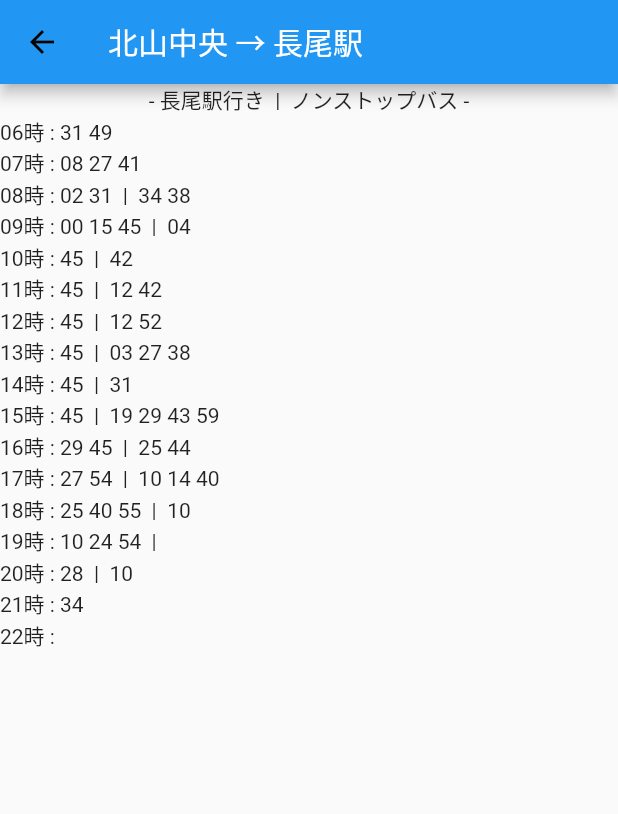
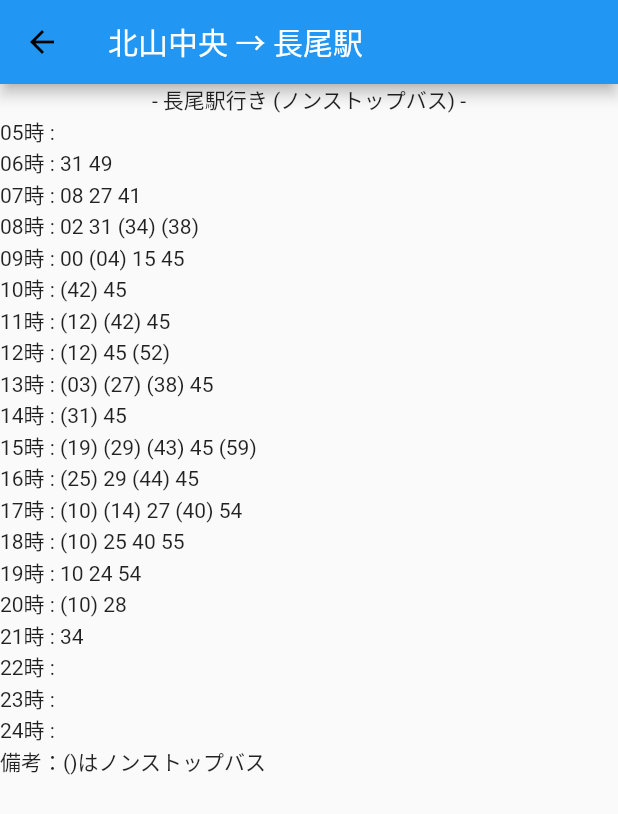
Before and after one commit to Black092/oit_bus_app, a Flutter app: the KitayamaNagaoPage screen opened directly, on a phone screen of 412 x 824 dp. Shown: the top 814 px of the screen. Run offline on Flutter 3.47's test engine with Material 2 defaults, Android fonts, the phone set to English and light mode, and no system bars.

Commit message:
修正：表示の修正#1

```diff
--- a/lib/main.dart
+++ b/lib/main.dart
@@ -148,25 +148,29 @@ class _NagaoKitayamaPageState extends State<NagaoKitayamaPage> {
         children: <Widget>[
           Container(
             alignment: Alignment.bottomCenter,
-            child: const Text("  - 摂南大学行き  |  ノンストップバス -  "),
+            child: const Text("  - 摂南大学行き (ノンストップバス) -  "),
           ),
+          const Text("05時 :"),
           const Text("06時 : 27"),
           const Text("07時 : 02 31"),
-          const Text("08時 : 02 19 35 59  |  23 27 40 46 50 54"),
-          const Text("09時 : 08  |  19"),
-          const Text("10時 : 13 43  |  26 38 53"),
-          const Text("11時 : 13  |  28 58"),
-          const Text("12時 : 13  |  28 43"),
-          const Text("13時 : 13  |  08 28 52"),
-          const Text("14時 : 13  |  43"),
-          const Text("15時 : 13  |  32 41"),
-          const Text("16時 : 13  |  09"),
+          const Text("08時 : 02 19 (23) (27) 35 (40) (46) (50) (54) 59"),
+          const Text("09時 : 08 (19)"),
+          const Text("10時 : 13 (26) (38) 43 (53)"),
+          const Text("11時 : 13 (28) (58)"),
+          const Text("12時 : 13 (28) (43)"),
+          const Text("13時 : (08) 13 (28) (52)"),
+          const Text("14時 : 13 (43)"),
+          const Text("15時 : 13 (32) (41)"),
+          const Text("16時 : (09) 13"),
           const Text("17時 : 13 57"),
           const Text("18時 : 16 36 51"),
           const Text("19時 : 06 18 41"),
           const Text("20時 : 01 30"),
           const Text("21時 : 07"),
-          const Text("22時 : 02")
+          const Text("22時 : 02"),
+          const Text("23時 : "),
+          const Text("24時 : "),
+          const Text("備考：()はノンストップバス"),
         ],
       ),
     );
@@ -196,25 +200,29 @@ class _KitayamaNagaoPageState extends State<KitayamaNagaoPage> {
         children: <Widget>[
           Container(
             alignment: Alignment.bottomCenter,
-            child: const Text("  - 長尾駅行き  |  ノンストップバス -  "),
+            child: const Text("  - 長尾駅行き (ノンストップバス) -  "),
           ),
+          const Text("05時 :"),
           const Text("06時 : 31 49"),
           const Text("07時 : 08 27 41"),
-          const Text("08時 : 02 31  |  34 38"),
-          const Text("09時 : 00 15 45  |  04"),
-          const Text("10時 : 45  |  42"),
-          const Text("11時 : 45  |  12 42"),
-          const Text("12時 : 45  |  12 52"),
-          const Text("13時 : 45  |  03 27 38"),
-          const Text("14時 : 45  |  31"),
-          const Text("15時 : 45  |  19 29 43 59"),
-          const Text("16時 : 29 45  |  25 44"),
-          const Text("17時 : 27 54  |  10 14 40"),
-          const Text("18時 : 25 40 55  |  10"),
-          const Text("19時 : 10 24 54  |  "),
-          const Text("20時 : 28  |  10"),
+          const Text("08時 : 02 31 (34) (38)"),
+          const Text("09時 : 00 (04) 15 45"),
+          const Text("10時 : (42) 45"),
+          const Text("11時 : (12) (42) 45"),
+          const Text("12時 : (12) 45 (52)"),
+          const Text("13時 : (03) (27) (38) 45"),
+          const Text("14時 : (31) 45"),
+          const Text("15時 : (19) (29) (43) 45 (59)"),
+          const Text("16時 : (25) 29 (44) 45"),
+          const Text("17時 : (10) (14) 27 (40) 54"),
+          const Text("18時 : (10) 25 40 55"),
+          const Text("19時 : 10 24 54"),
+          const Text("20時 : (10) 28"),
           const Text("21時 : 34"),
-          const Text("22時 : ")
+          const Text("22時 : "),
+          const Text("23時 : "),
+          const Text("24時 : "),
+          const Text("備考：()はノンストップバス"),
         ],
       ),
     );
@@ -246,6 +254,7 @@ class _KuzuhaKitayamaPageState extends State<KuzuhaKitayamaPage> {
             alignment: Alignment.bottomCenter,
             child: const Text("  - 北山中央行き -  "),
           ),
+          const Text("05時 :"),
           const Text("06時 : 48"),
           const Text("07時 : 05 25 42 51"),
           const Text("08時 : 01 13 20 22 30 (36) 44 (49）"),
@@ -265,7 +274,7 @@ class _KuzuhaKitayamaPageState extends State<KuzuhaKitayamaPage> {
           const Text("22時 : 08 31 47"),
           const Text("23時 : 08 22 44"),
           const Text("24時 : 13 32"),
-          const Text("()は学休期のみ運行"),
+          const Text("備考：()は学休期のみ運行、24時は深夜料金"),
         ],
       ),
     );
```
